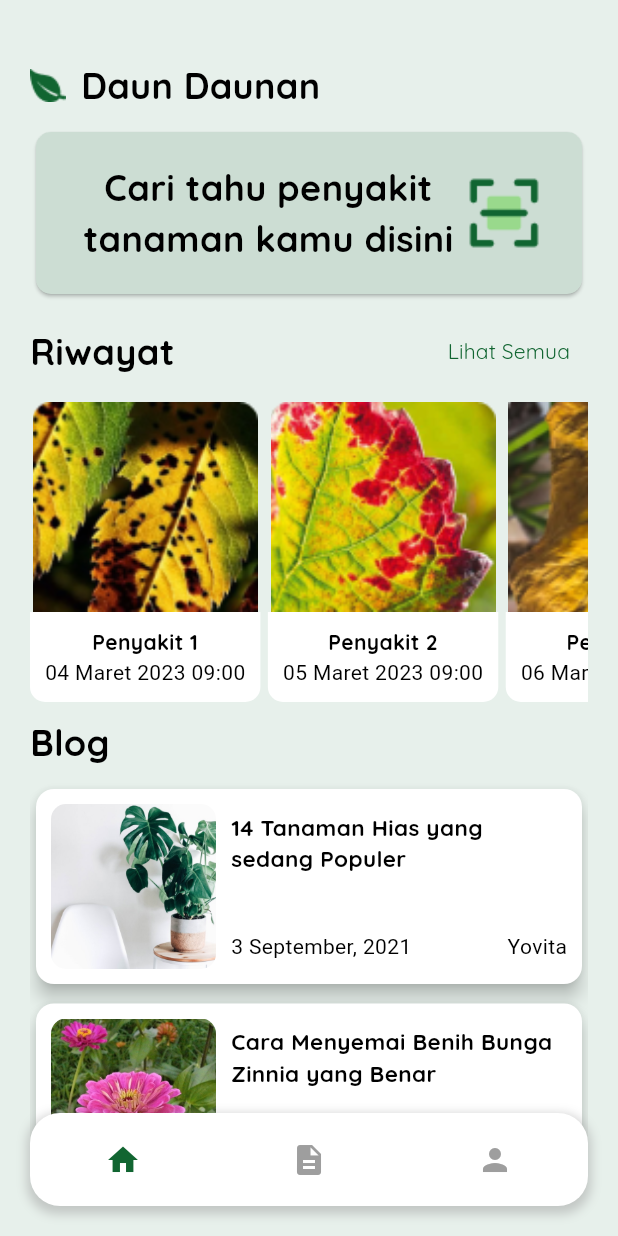
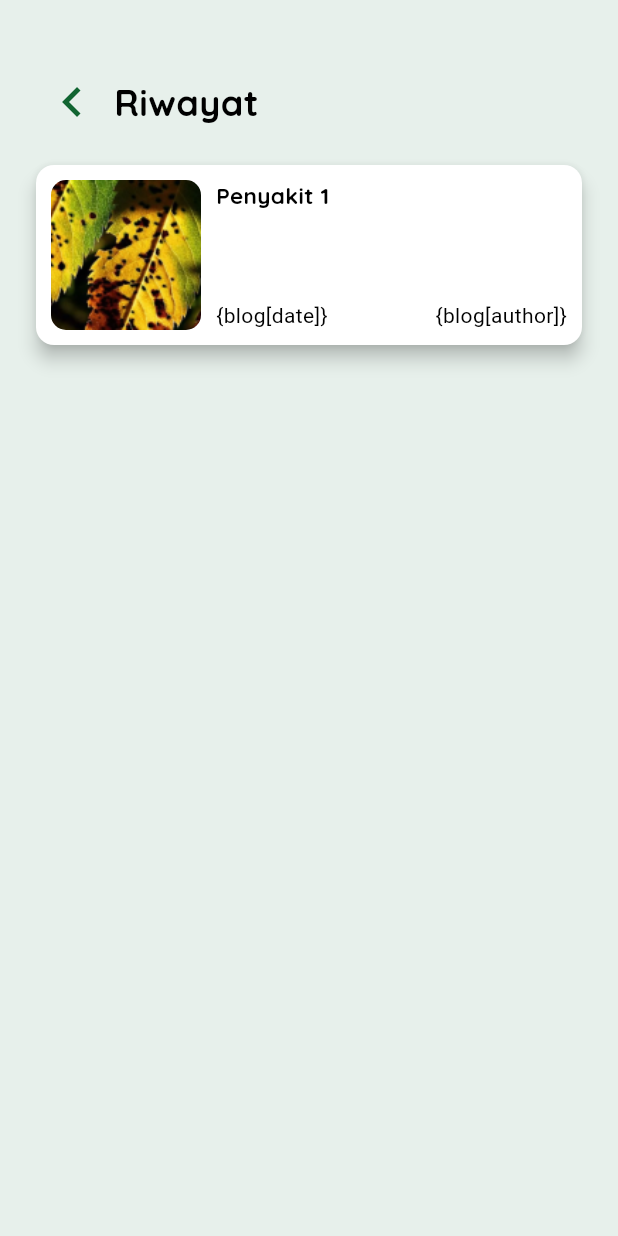
Before and after one commit to FieryInferno/aplikasi_pendeteksi_penyakit_tanaman, a Flutter app: the screen it shows after launch, after a tap on "Lihat Semua", on a phone screen of 412 x 824 dp. Run offline on Flutter 3.47's test engine with Material 2 defaults, Android fonts, the phone set to English and light mode, and no system bars; our stand-ins replace image_picker.

Commit message:
Riwayat page

```diff
--- a/lib/components/blog_item.dart
+++ b/lib/components/blog_item.dart
@@ -1,4 +1,5 @@
 import 'package:flutter/material.dart';
+import '/components/text_widget.dart';
 
 class BlogItem extends StatelessWidget {
   final Map<String, String> blog;
@@ -31,13 +32,10 @@ class BlogItem extends StatelessWidget {
                 children: [
                   SizedBox(
                     height: 80,
-                    child: Text(
+                    child: TextWidget(
                       '${blog['title']}',
-                      style: const TextStyle(
-                        fontWeight: FontWeight.bold,
-                        fontFamily: 'Quicksand',
-                        fontSize: 15,
-                      ),
+                      weight: FontWeight.bold,
+                      size: 15,
                     ),
                   ),
                   Row(
--- a/lib/home.dart
+++ b/lib/home.dart
@@ -1,11 +1,13 @@
 import 'package:flutter/material.dart';
 import 'package:image_picker/image_picker.dart';
-import 'package:aplikasi_pendeteksi_penyakit_tanaman/helpers.dart';
-import 'package:aplikasi_pendeteksi_penyakit_tanaman/components/riwayat_item.dart';
-import 'package:aplikasi_pendeteksi_penyakit_tanaman/components/title_widget.dart';
-import 'package:aplikasi_pendeteksi_penyakit_tanaman/components/blog_item.dart';
-import 'package:aplikasi_pendeteksi_penyakit_tanaman/data/riwayat.dart';
-import 'package:aplikasi_pendeteksi_penyakit_tanaman/data/blogs.dart';
+import '/helpers.dart';
+import '/pages/riwayat_list.dart';
+import '/components/riwayat_item.dart';
+import '/components/title_widget.dart';
+import '/components/blog_item.dart';
+import '/data/riwayat.dart';
+import '/data/blogs.dart';
+import '/components/text_widget.dart';
 
 class Home extends StatelessWidget {
   final List<Map<String, String>> _list = Riwayat().list;
@@ -37,13 +39,10 @@ class Home extends StatelessWidget {
                     const SizedBox(
                       width: 10,
                     ),
-                    const Text(
+                    const TextWidget(
                       'Daun Daunan',
-                      style: TextStyle(
-                        fontWeight: FontWeight.bold,
-                        fontSize: 24,
-                        fontFamily: 'Quicksand',
-                      ),
+                      weight: FontWeight.bold,
+                      size: 24,
                     ),
                   ],
                 ),
@@ -138,7 +137,12 @@ class Home extends StatelessWidget {
                           fontFamily: 'Quicksand',
                         ),
                       ),
-                      onPressed: () => print('Lihat semua'),
+                      onPressed: () {
+                        Navigator.push(
+                            context,
+                            MaterialPageRoute(
+                                builder: (context) => const RiwayatList()));
+                      },
                     ),
                   ],
                 ),
--- a/lib/pages/result.dart
+++ b/lib/pages/result.dart
@@ -40,11 +40,7 @@ class _Result extends State<Result> {
               left: 0,
               top: _displayFull ? 80 : screenHeight / 2,
               child: GestureDetector(
-                onTap: () {
-                  setState(() {
-                    _displayFull = !_displayFull;
-                  });
-                },
+                onTap: () => setState(() => _displayFull = !_displayFull),
                 child: Container(
                   decoration: const BoxDecoration(
                     borderRadius: BorderRadius.only(
--- /dev/null
+++ b/lib/pages/riwayat_list.dart
@@ -0,0 +1,93 @@
+import 'package:aplikasi_pendeteksi_penyakit_tanaman/components/title_widget.dart';
+import 'package:flutter/material.dart';
+import '/components/text_widget.dart';
+
+class RiwayatList extends StatelessWidget {
+  const RiwayatList({super.key});
+
+  @override
+  Widget build(BuildContext context) {
+    return Scaffold(
+      body: SafeArea(
+        child: Container(
+          color: const Color(0xFFE7F0EB),
+          padding: const EdgeInsets.symmetric(
+            vertical: 40,
+            horizontal: 20,
+          ),
+          child: Column(
+            crossAxisAlignment: CrossAxisAlignment.start,
+            children: [
+              Row(
+                mainAxisAlignment: MainAxisAlignment.start,
+                children: [
+                  IconButton(
+                    onPressed: () => Navigator.pop(context),
+                    icon: const Icon(
+                      Icons.keyboard_arrow_left,
+                      size: 40,
+                      color: Color(0xFF116531),
+                    ),
+                  ),
+                  const TitleWidget(title: 'Riwayat')
+                ],
+              ),
+              const SizedBox(height: 10),
+              ListView(
+                shrinkWrap: true,
+                children: [
+                  Card(
+                    elevation: 5,
+                    child: Padding(
+                      padding: const EdgeInsets.all(10),
+                      child: Row(
+                        children: [
+                          Padding(
+                            padding: const EdgeInsets.only(right: 10),
+                            child: ClipRRect(
+                              borderRadius:
+                                  const BorderRadius.all(Radius.circular(10)),
+                              child: Image.asset(
+                                'assets/images/penyakit-1.png',
+                                height: 100,
+                                width: 100,
+                                fit: BoxFit.cover,
+                              ),
+                            ),
+                          ),
+                          Flexible(
+                            child: Column(
+                              crossAxisAlignment: CrossAxisAlignment.start,
+                              children: [
+                                const SizedBox(
+                                  height: 80,
+                                  child: TextWidget(
+                                    'Penyakit 1',
+                                    weight: FontWeight.bold,
+                                    size: 15,
+                                  ),
+                                ),
+                                Row(
+                                  mainAxisAlignment:
+                                      MainAxisAlignment.spaceBetween,
+                                  children: const [
+                                    Text('{blog[date]}'),
+                                    Text('{blog[author]}'),
+                                  ],
+                                ),
+                              ],
+                            ),
+                          ),
+                        ],
+                      ),
+                    ),
+                  ),
+                ],
+              ),
+            ],
+          ),
+        ),
+      ),
+    );
+  }
+}
```
